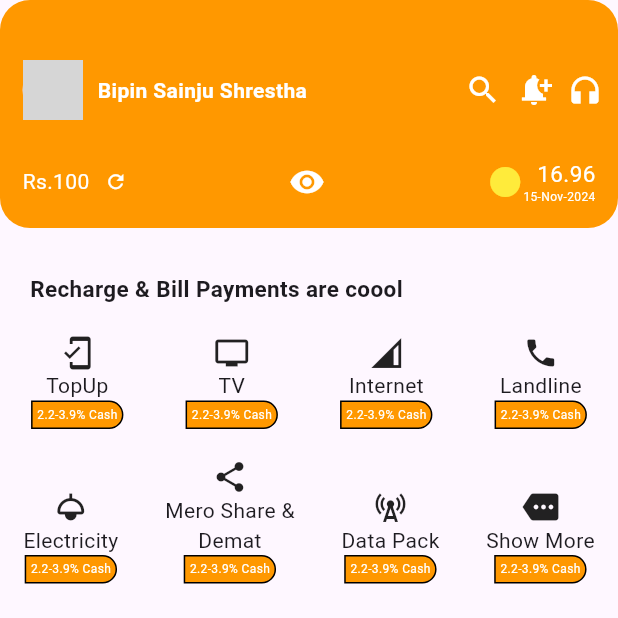
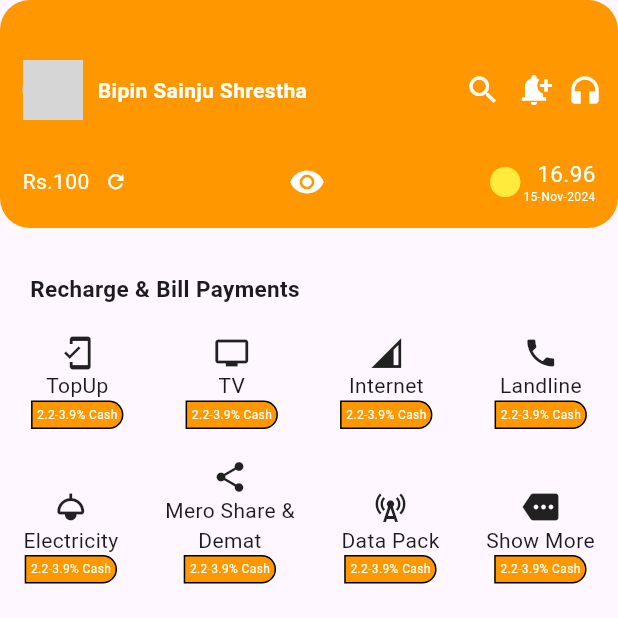
Before and after one commit to bipin24746/wallet_design, a Flutter app: the screen it shows after launch, on a phone screen of 412 x 824 dp, the top half of it. Run offline on Flutter 3.47's test engine with Material 3 defaults, Android fonts, the light colour scheme and no system bars; grey boxes are pictures that could not be loaded.

Commit message:
wallet doing

```diff
--- a/lib/pages/homepage/recharge.dart
+++ b/lib/pages/homepage/recharge.dart
@@ -13,7 +13,7 @@ class Recharge extends StatelessWidget {
           child: Row(
             children: [
               Text(
-                "Recharge & Bill Payments are coool",
+                "Recharge & Bill Payments",
                 style: TextStyle(fontWeight: FontWeight.bold, fontSize: 15),
               ),
             ],
```
